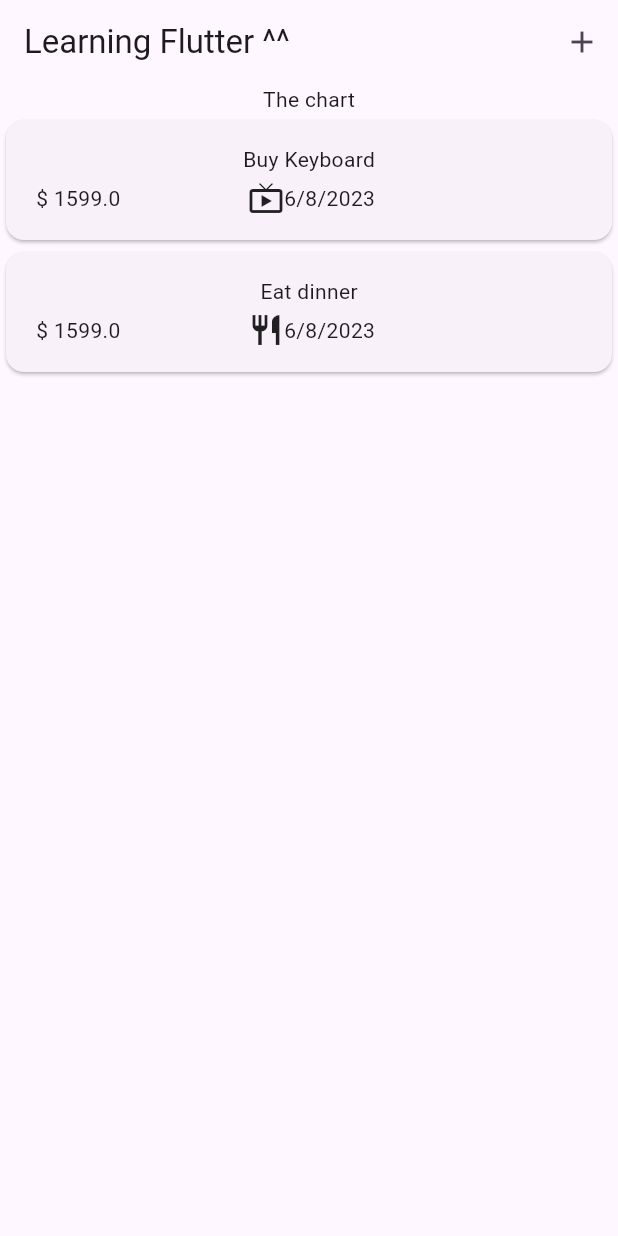
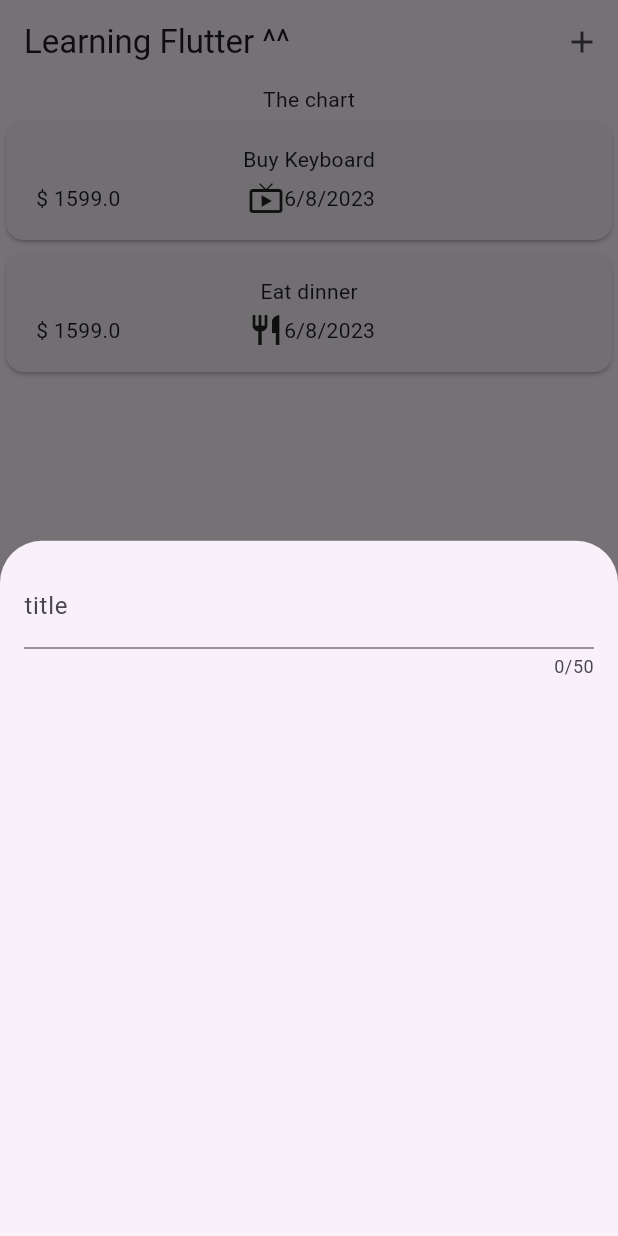
Before and after one commit to ivansiuzzz/expenseTracker, a Flutter app: the screen it shows after launch, after a tap on the "add" icon, on a phone screen of 412 x 824 dp. Run offline on Flutter 3.47's test engine with Material 2 defaults, Android fonts, the phone set to English and light mode, and no system bars.

Commit message:
add textfield in add expense model

```diff
--- a/lib/widgets/expenses.dart
+++ b/lib/widgets/expenses.dart
@@ -1,5 +1,6 @@
 import 'package:expensetracker/widgets/expenses_list/expenses_list.dart';
 import 'package:expensetracker/model/Expense.dart';
+import 'package:expensetracker/widgets/new_expense.dart';
 import 'package:flutter/material.dart';
 
 class Expenses extends StatefulWidget {
@@ -23,12 +24,18 @@ class _ExpensesState extends State<Expenses> {
         category: Category.food),
   ];
 
+  void _openAddExpenseOverlay() {
+    showModalBottomSheet(context: context, builder: (ctx) => NewExpense());
+  }
+
   @override
   Widget build(BuildContext context) {
     return Scaffold(
       appBar: AppBar(
         title: Text("Learning Flutter ^^"),
-        actions: [IconButton(onPressed: () {}, icon: Icon(Icons.add))],
+        actions: [
+          IconButton(onPressed: _openAddExpenseOverlay, icon: Icon(Icons.add))
+        ],
       ),
       body: Column(
         children: [
--- /dev/null
+++ b/lib/widgets/new_expense.dart
@@ -0,0 +1,25 @@
+import 'package:flutter/material.dart';
+
+class NewExpense extends StatefulWidget {
+  const NewExpense({super.key});
+
+  @override
+  State<NewExpense> createState() => _NewExpenseState();
+}
+
+class _NewExpenseState extends State<NewExpense> {
+  @override
+  Widget build(BuildContext context) {
+    return Padding(
+      padding: EdgeInsets.all(16),
+      child: Column(
+        children: [
+          TextField(
+            maxLength: 50,
+            decoration: InputDecoration(label: Text('title')),
+          )
+        ],
+      ),
+    );
+  }
+}
```
